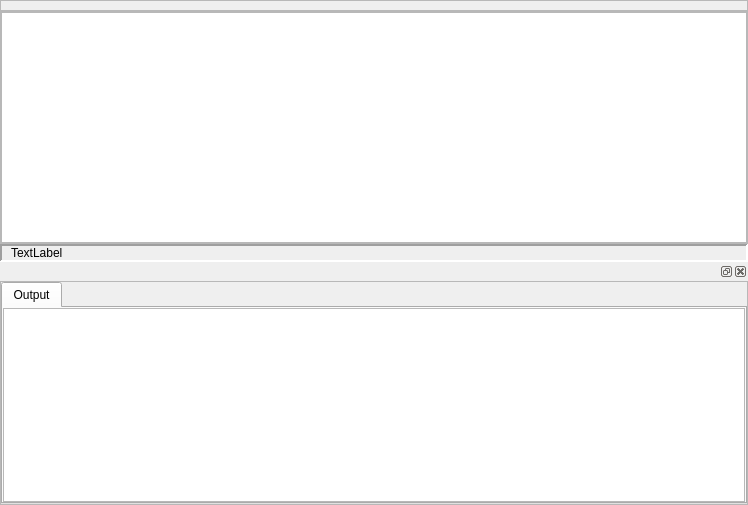
The window that Code/Editor/TamyEditor/fragmentshadereditor.ui (cccZone/tamy) describes before a commit, drawn with Qt 5.
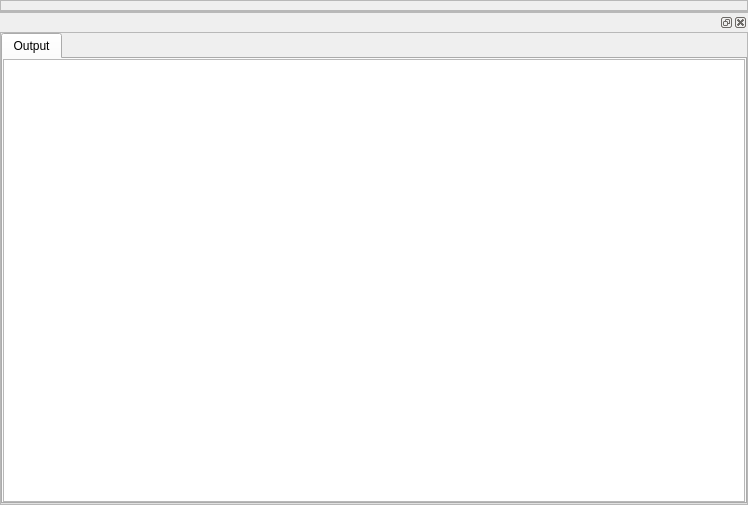
The same window after the commit.

Commit message: - text editor widget that shows lines, highlights words occurances etc. - extracting shadow planes in cascaded shadow projection shader and using it to calculate which areas are shaded

```diff
--- a/Code/Editor/TamyEditor/fragmentshadereditor.ui
+++ b/Code/Editor/TamyEditor/fragmentshadereditor.ui
@@ -55,120 +55,13 @@
      <property name="frameShadow">
       <enum>QFrame::Raised</enum>
      </property>
-     <layout class="QHBoxLayout" name="horizontalLayout_3" stretch="2">
+     <layout class="QHBoxLayout" name="horizontalLayout_3" stretch="">
       <property name="spacing">
        <number>0</number>
       </property>
       <property name="margin">
        <number>0</number>
       </property>
-      <item>
-       <widget class="QTextEdit" name="scriptEditor"/>
-      </item>
-     </layout>
-    </widget>
-   </item>
-   <item>
-    <widget class="QFrame" name="statusBarFrame">
-     <property name="frameShape">
-      <enum>QFrame::Panel</enum>
-     </property>
-     <property name="frameShadow">
-      <enum>QFrame::Sunken</enum>
-     </property>
-     <property name="lineWidth">
-      <number>2</number>
-     </property>
-     <property name="midLineWidth">
-      <number>1</number>
-     </property>
-     <layout class="QHBoxLayout" name="horizontalLayout_4">
-      <property name="spacing">
-       <number>0</number>
-      </property>
-      <property name="leftMargin">
-       <number>9</number>
-      </property>
-      <property name="topMargin">
-       <number>0</number>
-      </property>
-      <property name="rightMargin">
-       <number>9</number>
-      </property>
-      <property name="bottomMargin">
-       <number>0</number>
-      </property>
-      <item>
-       <widget class="QLabel" name="statusBar">
-        <property name="palette">
-         <palette>
-          <active>
-           <colorrole role="Base">
-            <brush brushstyle="SolidPattern">
-             <color alpha="255">
-              <red>255</red>
-              <green>255</green>
-              <blue>255</blue>
-             </color>
-            </brush>
-           </colorrole>
-           <colorrole role="Window">
-            <brush brushstyle="SolidPattern">
-             <color alpha="255">
-              <red>213</red>
-              <green>229</green>
-              <blue>240</blue>
-             </color>
-            </brush>
-           </colorrole>
-          </active>
-          <inactive>
-           <colorrole role="Base">
-            <brush brushstyle="SolidPattern">
-             <color alpha="255">
-              <red>255</red>
-              <green>255</green>
-              <blue>255</blue>
-             </color>
-            </brush>
-           </colorrole>
-           <colorrole role="Window">
-            <brush brushstyle="SolidPattern">
-             <color alpha="255">
-              <red>213</red>
-              <green>229</green>
-              <blue>240</blue>
-             </color>
-            </brush>
-           </colorrole>
-          </inactive>
-          <disabled>
-           <colorrole role="Base">
-            <brush brushstyle="SolidPattern">
-             <color alpha="255">
-              <red>213</red>
-              <green>229</green>
-              <blue>240</blue>
-             </color>
-            </brush>
-           </colorrole>
-           <colorrole role="Window">
-            <brush brushstyle="SolidPattern">
-             <color alpha="255">
-              <red>213</red>
-              <green>229</green>
-              <blue>240</blue>
-             </color>
-            </brush>
-           </colorrole>
-          </disabled>
-         </palette>
-        </property>
-        <property name="text">
-         <string>TextLabel</string>
-        </property>
-       </widget>
-      </item>
      </layout>
     </widget>
    </item>
@@ -199,7 +92,7 @@
             <x>0</x>
             <y>0</y>
             <width>746</width>
-            <height>219</height>
+            <height>468</height>
            </rect>
           </property>
           <layout class="QVBoxLayout" name="verticalLayout_3">
```
The commit also changes 26 other files.
